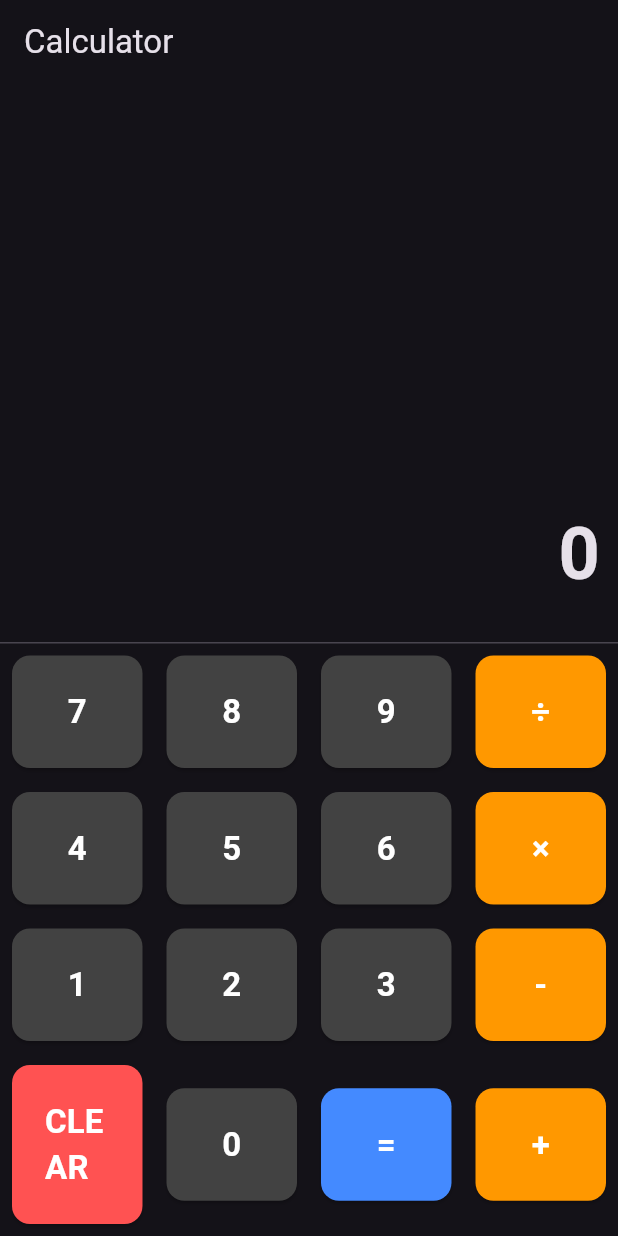
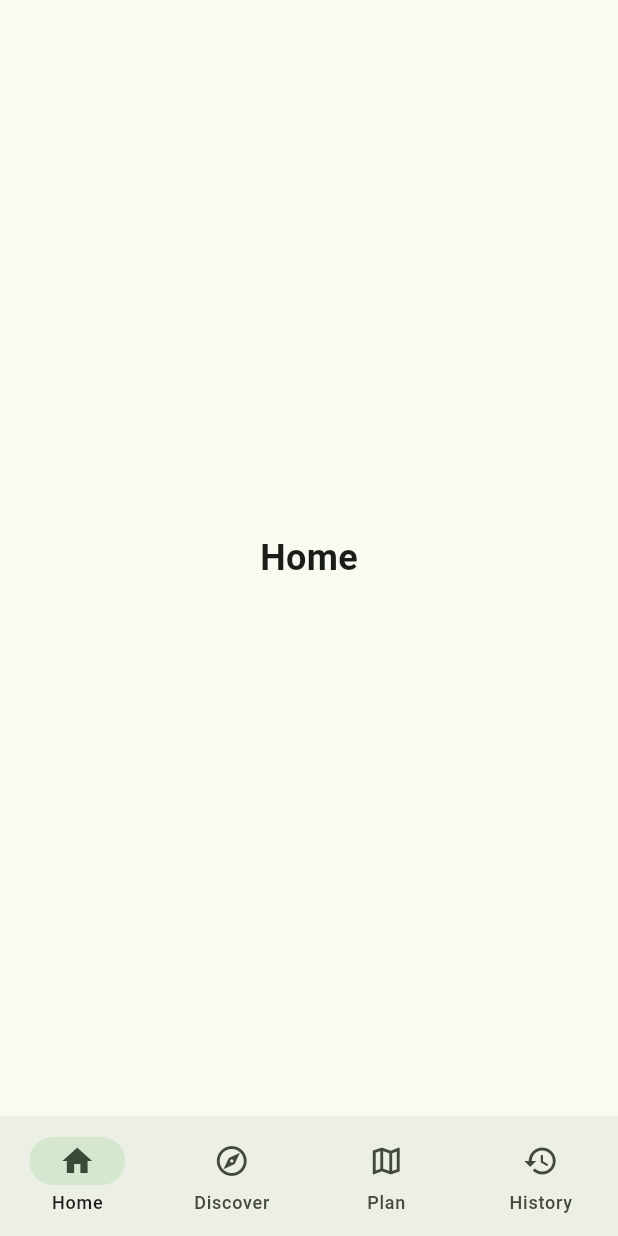
Before and after one commit to VighneshMalore/trek, a Flutter app: the screen it shows after launch, on a phone screen of 412 x 824 dp. Run offline on Flutter 3.47's test engine with Material 3 defaults, Android fonts, the phone set to English and light mode, and no system bars.

Commit message:
app shell 1

```diff
--- a/lib/main.dart
+++ b/lib/main.dart
@@ -1,154 +1,84 @@
 import 'package:flutter/material.dart';
+import 'screens/discover/discover_screen.dart';
+import 'screens/history/history_screen.dart';
+import 'screens/home/home_screen.dart';
+import 'screens/plan/plan_screen.dart';
 
 void main() {
-  runApp(const CalculatorApp());
+  runApp(const TrailMateApp());
 }
 
-class CalculatorApp extends StatelessWidget {
-  const CalculatorApp({super.key});
+class TrailMateApp extends StatelessWidget {
+  const TrailMateApp({super.key});
 
   @override
   Widget build(BuildContext context) {
     return MaterialApp(
+      title: 'TrailMate',
       debugShowCheckedModeBanner: false,
-      title: 'Simple Calculator',
-      theme: ThemeData.dark(),
-      home: const CalculatorHomePage(),
+      theme: ThemeData(
+        useMaterial3: true,
+        colorScheme: ColorScheme.fromSeed(seedColor: Colors.green),
+      ),
+      home: const MainNavigationShell(),
     );
   }
 }
 
-class CalculatorHomePage extends StatefulWidget {
-  const CalculatorHomePage({super.key});
+class MainNavigationShell extends StatefulWidget {
+  const MainNavigationShell({super.key});
 
   @override
-  State<CalculatorHomePage> createState() => _CalculatorHomePageState();
+  State<MainNavigationShell> createState() => _MainNavigationShellState();
 }
 
-class _CalculatorHomePageState extends State<CalculatorHomePage> {
-  String _display = '0';
-  double _num1 = 0;
-  double _num2 = 0;
-  String _operand = '';
-  String _output = '0';
+class _MainNavigationShellState extends State<MainNavigationShell> {
+  int _selectedIndex = 0;
 
-  void _buttonPressed(String buttonText) {
-    if (buttonText == 'CLEAR') {
-      _output = '0';
-      _num1 = 0;
-      _num2 = 0;
-      _operand = '';
-    } else if (buttonText == '+' || buttonText == '-' || buttonText == '×' || buttonText == '÷') {
-      _num1 = double.parse(_display);
-      _operand = buttonText;
-      _output = '0';
-    } else if (buttonText == '=') {
-      _num2 = double.parse(_display);
+  static const List<Widget> _screens = <Widget>[
+    HomeScreen(),
+    DiscoverScreen(),
+    PlanScreen(),
+    HistoryScreen(),
+  ];
 
-      if (_operand == '+') {
-        _output = (_num1 + _num2).toString();
-      }
-      if (_operand == '-') {
-        _output = (_num1 - _num2).toString();
-      }
-      if (_operand == '×') {
-        _output = (_num1 * _num2).toString();
-      }
-      if (_operand == '÷') {
-        _output = _num2 != 0 ? (_num1 / _num2).toString() : 'Error';
-      }
-
-      _num1 = 0;
-      _num2 = 0;
-      _operand = '';
-    } else {
-      if (_output == '0') {
-        _output = buttonText;
-      } else {
-        _output = _output + buttonText;
-      }
-    }
-
+  void _onDestinationSelected(int index) {
     setState(() {
-      // Format output to remove trailing .0 for clean integers
-      if (_output != 'Error' && double.tryParse(_output) != null) {
-        double num = double.parse(_output);
-        if (num == num.toInt()) {
-          _display = num.toInt().toString();
-          return;
-        }
-      }
-      _display = _output;
+      _selectedIndex = index;
     });
-  }
-
-  Widget _buildButton(String buttonText, Color buttonColor) {
-    return Expanded(
-      child: Container(
-        margin: const EdgeInsets.all(8.0),
-        child: ElevatedButton(
-          style: ElevatedButton.styleFrom(
-            backgroundColor: buttonColor,
-            padding: const EdgeInsets.all(22.0),
-            shape: RoundedRectangleBorder(
-              borderRadius: BorderRadius.circular(12.0),
-            ),
-          ),
-          onPressed: () => _buttonPressed(buttonText),
-          child: Text(
-            buttonText,
-            style: const TextStyle(fontSize: 22.0, fontWeight: FontWeight.bold, color: Colors.white),
-          ),
-        ),
-      ),
-    );
   }
 
   @override
   Widget build(BuildContext context) {
     return Scaffold(
-      appBar: AppBar(title: const Text('Calculator')),
-      body: Column(
-        children: <Widget>[
-          Expanded(
-            child: Container(
-              alignment: Alignment.bottomRight,
-              padding: const EdgeInsets.symmetric(vertical: 24.0, horizontal: 12.0),
-              child: Text(
-                _display,
-                style: const TextStyle(fontSize: 48.0, fontWeight: FontWeight.bold),
-              ),
-            ),
+      body: IndexedStack(
+        index: _selectedIndex,
+        children: _screens,
+      ),
+      bottomNavigationBar: NavigationBar(
+        selectedIndex: _selectedIndex,
+        onDestinationSelected: _onDestinationSelected,
+        destinations: const <NavigationDestination>[
+          NavigationDestination(
+            icon: Icon(Icons.home_outlined),
+            selectedIcon: Icon(Icons.home),
+            label: 'Home',
           ),
-          const Divider(height: 1),
-          Column(
-            children: [
-              Row(children: [
-                _buildButton('7', Colors.grey[800]!),
-                _buildButton('8', Colors.grey[800]!),
-                _buildButton('9', Colors.grey[800]!),
-                _buildButton('÷', Colors.orange),
-              ]),
-              Row(children: [
-                _buildButton('4', Colors.grey[800]!),
-                _buildButton('5', Colors.grey[800]!),
-                _buildButton('6', Colors.grey[800]!),
-                _buildButton('×', Colors.orange),
-              ]),
-              Row(children: [
-                _buildButton('1', Colors.grey[800]!),
-                _buildButton('2', Colors.grey[800]!),
-                _buildButton('3', Colors.grey[800]!),
-                _buildButton('-', Colors.orange),
-              ]),
-              Row(children: [
-                _buildButton('CLEAR', Colors.redAccent),
-                _buildButton('0', Colors.grey[800]!),
-                _buildButton('=', Colors.blueAccent),
-                _buildButton('+', Colors.orange),
-              ]),
-            ],
-          )
+          NavigationDestination(
+            icon: Icon(Icons.explore_outlined),
+            selectedIcon: Icon(Icons.explore),
+            label: 'Discover',
+          ),
+          NavigationDestination(
+            icon: Icon(Icons.map_outlined),
+            selectedIcon: Icon(Icons.map),
+            label: 'Plan',
+          ),
+          NavigationDestination(
+            icon: Icon(Icons.history_outlined),
+            selectedIcon: Icon(Icons.history),
+            label: 'History',
+          ),
         ],
       ),
     );
--- /dev/null
+++ b/lib/screens/home/home_screen.dart
@@ -0,0 +1,17 @@
+import 'package:flutter/material.dart';
+
+class HomeScreen extends StatelessWidget {
+  const HomeScreen({super.key});
+
+  @override
+  Widget build(BuildContext context) {
+    return const Scaffold(
+      body: Center(
+        child: Text(
+          'Home',
+          style: TextStyle(fontSize: 24, fontWeight: FontWeight.bold),
+        ),
+      ),
+    );
+  }
+}
```
Also changed, not shown: lib/screens/discover/discover_screen.dart (added, +17 -0 lines), lib/screens/history/history_screen.dart (added, +17 -0 lines), lib/screens/plan/plan_screen.dart (added, +17 -0 lines), 1 other file.
